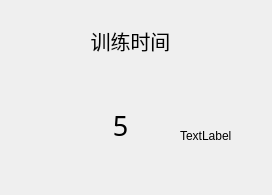
Old version of the form Src/CustomWidget/fesparambtn.ui in the repository xiaosongzhi/LowUpLimp.
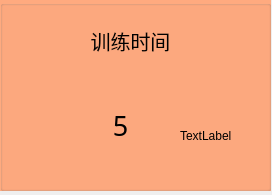
New version of the form.

```diff
--- a/Src/CustomWidget/fesparambtn.ui
+++ b/Src/CustomWidget/fesparambtn.ui
@@ -70,6 +70,26 @@
     <string>TextLabel</string>
    </property>
   </widget>
+  <widget class="QGroupBox" name="groupBox">
+   <property name="geometry">
+    <rect>
+     <x>0</x>
+     <y>0</y>
+     <width>271</width>
+     <height>191</height>
+    </rect>
+   </property>
+   <property name="styleSheet">
+    <string notr="true">background-color: rgb(255, 170, 127);</string>
+   </property>
+   <property name="title">
+    <string/>
+   </property>
+  </widget>
+  <zorder>groupBox</zorder>
+  <zorder>title_Label</zorder>
+  <zorder>data_Label</zorder>
+  <zorder>unit_Label</zorder>
  </widget>
  <resources/>
  <connections/>
```
